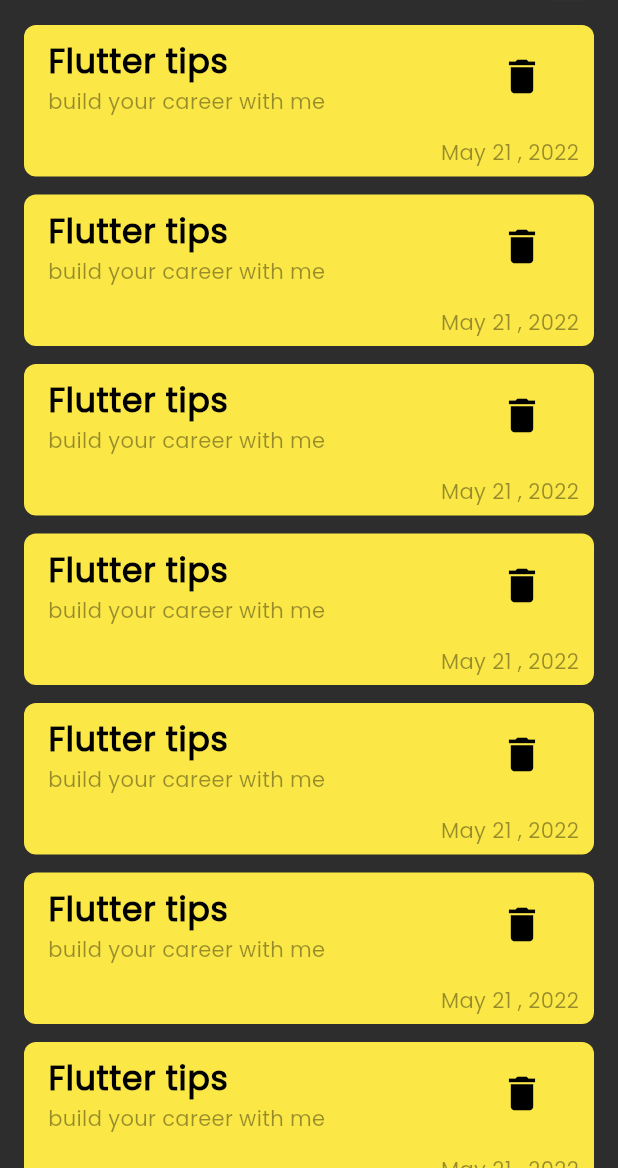
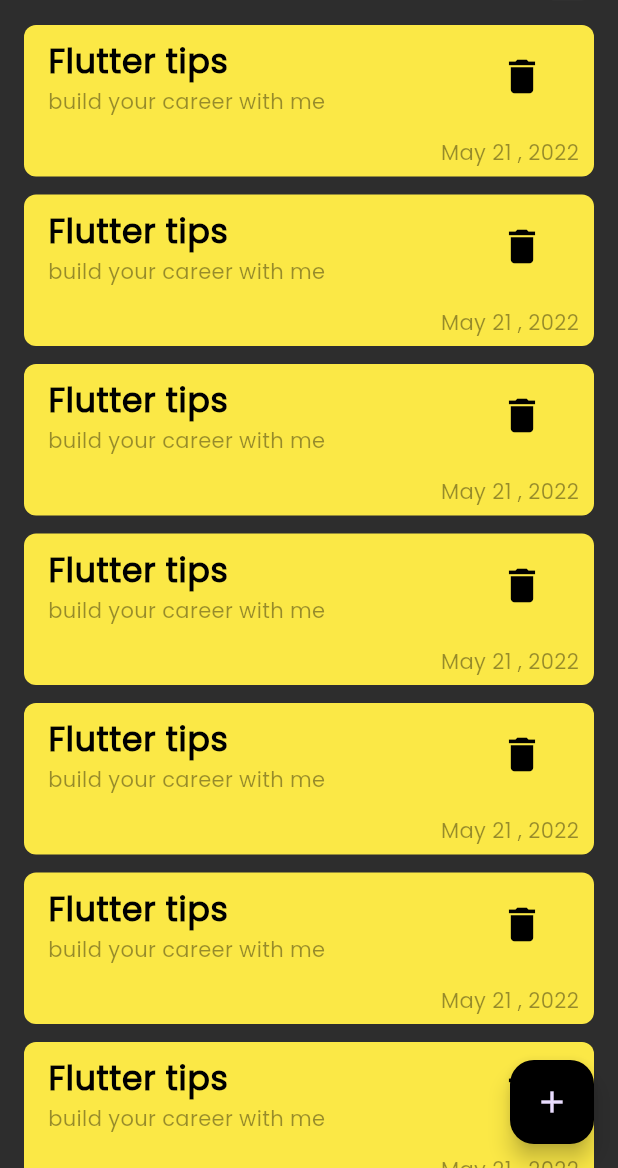
Before and after one commit to mustafa-ahmed-000/notes_app, a Flutter app: the screen it shows after launch, on a phone screen of 412 x 824 dp, the part 68-1236 px from its top. Run offline on Flutter 3.47's test engine with Material 3 defaults, Android fonts, the phone set to English and light mode, and no system bars.

Commit message:
floating action button and refactoring

```diff
--- a/lib/screens/home_screen.dart
+++ b/lib/screens/home_screen.dart
@@ -6,6 +6,11 @@ class HomeScreen extends StatelessWidget {
   @override
   Widget build(BuildContext context) {
     return Scaffold(
+        floatingActionButton: FloatingActionButton(
+          onPressed: () {},
+          child: const Icon(Icons.add),
+          backgroundColor: Colors.black,
+        ),
         appBar: AppBar(
           backgroundColor: Color(0xff2D2D2D),
           title: Text('Notes App'),
--- a/lib/widgets/note_item.dart
+++ b/lib/widgets/note_item.dart
@@ -8,7 +8,8 @@ class NoteItem extends StatelessWidget {
     final Size size = MediaQuery.sizeOf(context);
     final double height = size.height;
     return Container(
-      margin: EdgeInsets.symmetric(vertical: 6, horizontal: 16),
+      margin: EdgeInsets.symmetric
+      (vertical: 6, horizontal: 16),
       decoration: BoxDecoration(
           color: Color(0xffFBE846), borderRadius: BorderRadius.circular(8)),
       child: Column(
--- a/lib/widgets/note_screen_body.dart
+++ b/lib/widgets/note_screen_body.dart
@@ -1,15 +1,12 @@
 import 'package:flutter/material.dart';
 import 'package:notes_app/widgets/note_item.dart';
+import 'package:notes_app/widgets/notes_list_view.dart';
 
 class NoteScreenBody extends StatelessWidget {
   const NoteScreenBody({super.key});
 
   @override
   Widget build(BuildContext context) {
-    return ListView.builder(
-        itemCount: 20,
-        itemBuilder: (context, index) {
-          return NoteItem();
-        });
+    return NotesListView();
   }
 }
--- /dev/null
+++ b/lib/widgets/notes_list_view.dart
@@ -0,0 +1,17 @@
+import 'package:flutter/material.dart';
+import 'package:notes_app/widgets/note_item.dart';
+
+class NotesListView extends StatelessWidget {
+  const NotesListView({
+    super.key,
+  });
+
+  @override
+  Widget build(BuildContext context) {
+    return ListView.builder(
+        itemCount: 20,
+        itemBuilder: (context, index) {
+          return NoteItem();
+        });
+  }
+}
```
